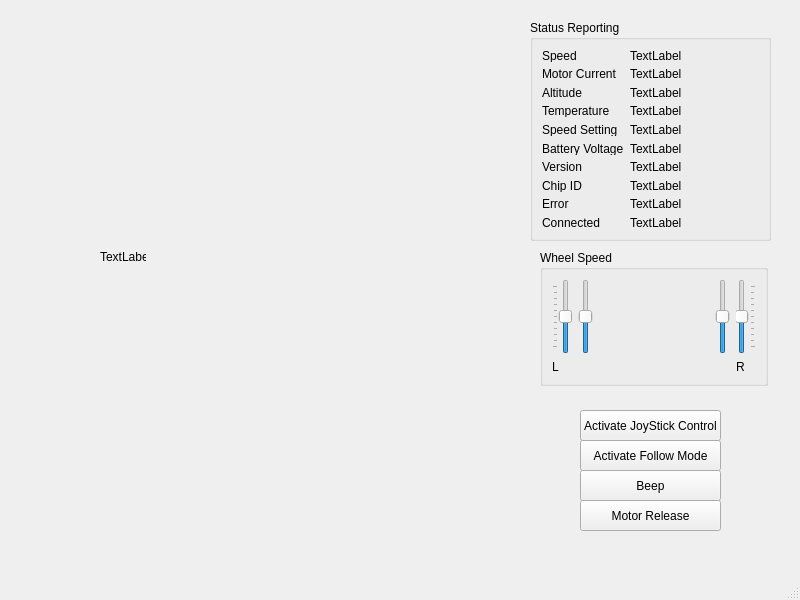
The window that src/gui/scripts/TestingScreen.ui (afourteia/ROS_Mobile_Robot) describes before a commit, drawn with Qt 5.
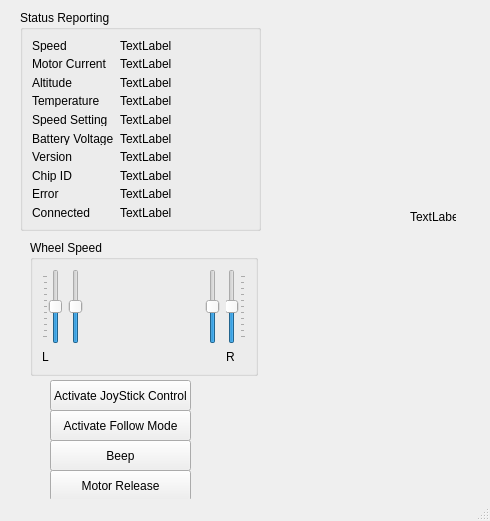
The same window after the commit.

Commit message: Ported pyqt4 code to pytq5

Patch:
```diff
--- a/src/gui/scripts/TestingScreen.ui
+++ b/src/gui/scripts/TestingScreen.ui
@@ -6,8 +6,8 @@
    <rect>
     <x>0</x>
     <y>0</y>
-    <width>800</width>
-    <height>600</height>
+    <width>490</width>
+    <height>521</height>
    </rect>
   </property>
   <property name="windowTitle">
@@ -17,8 +17,8 @@
    <widget class="QGroupBox" name="groupBox">
     <property name="geometry">
      <rect>
-      <x>530</x>
-      <y>20</y>
+      <x>20</x>
+      <y>10</y>
       <width>241</width>
       <height>221</height>
      </rect>
@@ -175,8 +175,8 @@
    <widget class="QGroupBox" name="groupBox_2">
     <property name="geometry">
      <rect>
-      <x>540</x>
-      <y>250</y>
+      <x>30</x>
+      <y>240</y>
       <width>228</width>
       <height>136</height>
      </rect>
@@ -287,8 +287,8 @@
    <widget class="QLabel" name="label_22">
     <property name="geometry">
      <rect>
-      <x>100</x>
-      <y>250</y>
+      <x>410</x>
+      <y>210</y>
       <width>46</width>
       <height>13</height>
      </rect>
@@ -300,8 +300,8 @@
    <widget class="QPushButton" name="pushButton">
     <property name="geometry">
      <rect>
-      <x>580</x>
-      <y>410</y>
+      <x>50</x>
+      <y>380</y>
       <width>141</width>
       <height>31</height>
      </rect>
@@ -313,8 +313,8 @@
    <widget class="QPushButton" name="pushButton_2">
     <property name="geometry">
      <rect>
-      <x>580</x>
-      <y>440</y>
+      <x>50</x>
+      <y>410</y>
       <width>141</width>
       <height>31</height>
      </rect>
@@ -326,8 +326,8 @@
    <widget class="QPushButton" name="pushButton_3">
     <property name="geometry">
      <rect>
-      <x>580</x>
-      <y>470</y>
+      <x>50</x>
+      <y>440</y>
       <width>141</width>
       <height>31</height>
      </rect>
@@ -339,8 +339,8 @@
    <widget class="QPushButton" name="pushButton_4">
     <property name="geometry">
      <rect>
-      <x>580</x>
-      <y>500</y>
+      <x>50</x>
+      <y>470</y>
       <width>141</width>
       <height>31</height>
      </rect>
```
The commit also changes 2 other files.
